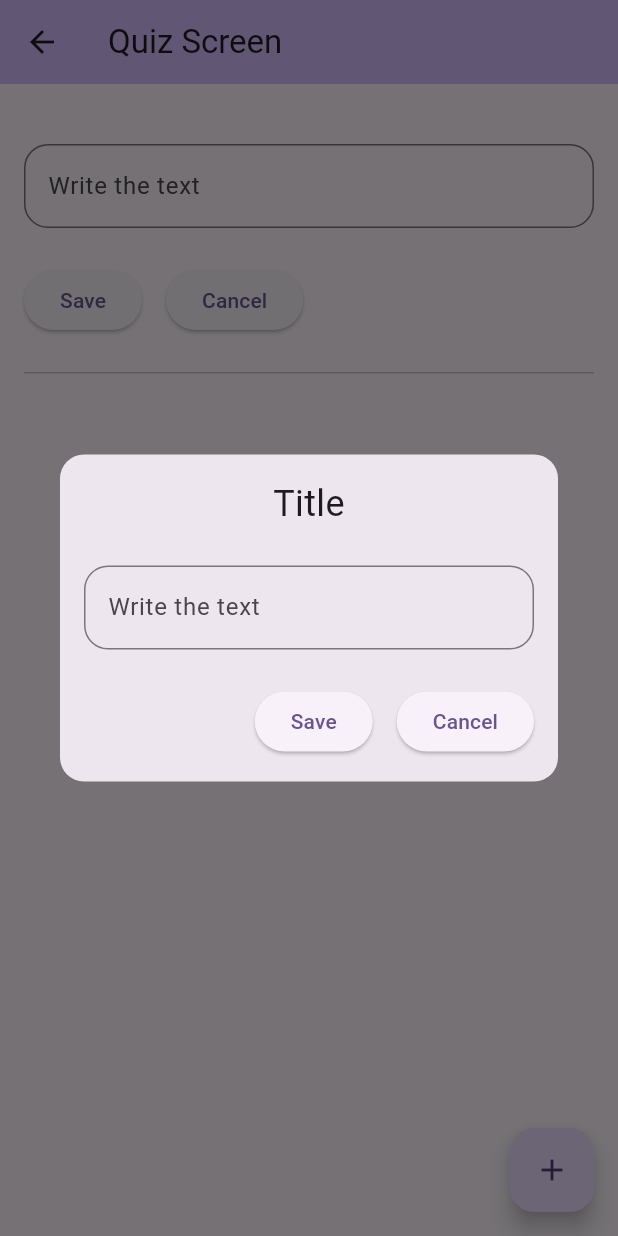
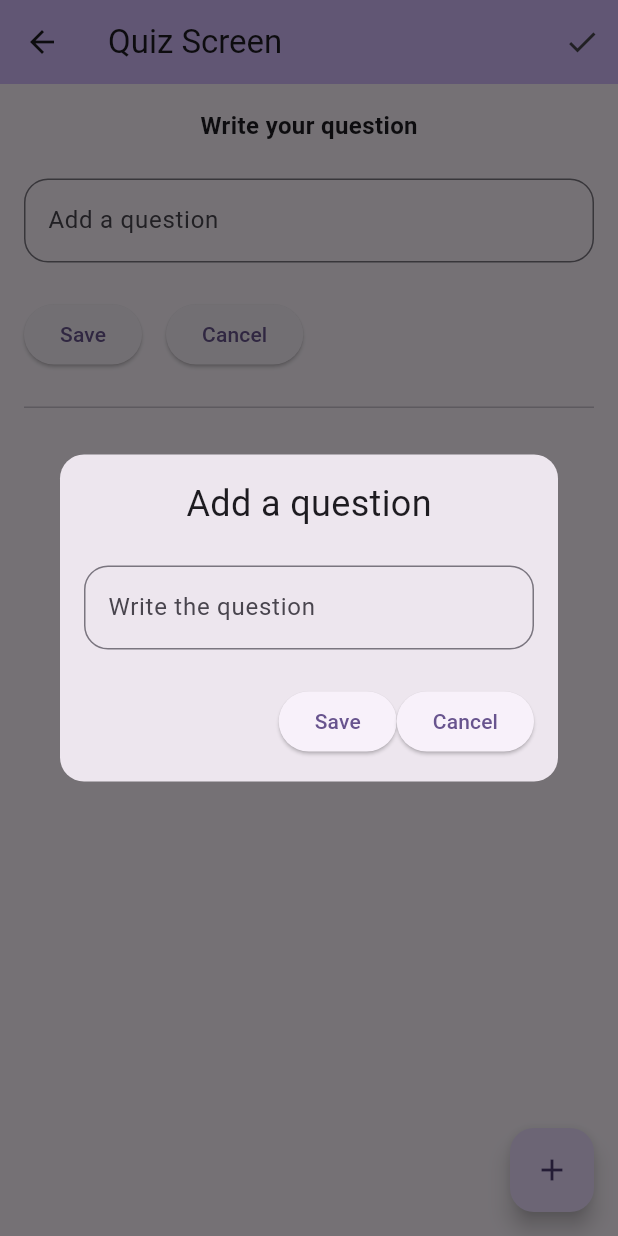
Before and after one commit to Andestrial123/birthday_app, a Flutter app: the QuizScreenLayout screen opened directly, after a tap on the "add" icon, on a phone screen of 412 x 824 dp. Run offline on Flutter 3.47's test engine with Material 3 defaults, Android fonts, the phone set to English and light mode, and no system bars; our stand-ins replace firebase_auth, firebase_core, firebase_database, flutter_bloc; accounts and stored records are empty.

Commit message:
ui for admin. correct version

```diff
--- a/lib/main.dart
+++ b/lib/main.dart
@@ -1,5 +1,4 @@
 import 'package:admin/admin.dart';
-import 'package:firebase_auth/firebase_auth.dart';
 import 'package:firebase_core/firebase_core.dart';
 import 'package:firebase_database/firebase_database.dart';
 import 'package:flutter/material.dart';
--- /dev/null
+++ b/modules/admin/lib/constans/const.dart
@@ -0,0 +1,7 @@
+import 'package:flutter/material.dart';
+
+const sbH16 = SizedBox(height: 16);
+const sbH24 = SizedBox(height: 24);
+
+const sbW16 = SizedBox(width: 16);
+const sbW24 = SizedBox(width: 24);
--- a/modules/admin/lib/features/main_screen/presentation/main_screen_layout.dart
+++ b/modules/admin/lib/features/main_screen/presentation/main_screen_layout.dart
@@ -1,3 +1,4 @@
+import 'package:admin/constans/const.dart';
 import 'package:admin/features/quiz_screen/presentation/quiz_screen_layout.dart';
 import 'package:flutter/material.dart';
 
@@ -8,7 +9,6 @@ class MainScreenLayout extends StatelessWidget {
 
   @override
   Widget build(BuildContext context) {
-    const sb = SizedBox(height: 24);
     return Scaffold(
       appBar: AppBar(
         title: Text(titleAppBar),
@@ -30,10 +30,10 @@ class MainScreenLayout extends StatelessWidget {
                                   )));
                     },
                     child: const Text('Add quiz')),
-                sb,
+                sbH24,
                 ElevatedButton(
                     onPressed: () {}, child: const Text('Add map point')),
-                sb,
+                sbH24,
                 ElevatedButton(
                     onPressed: () {},
                     child: const Text('Add link with comment')),
--- a/modules/admin/lib/features/quiz_screen/presentation/quiz_screen_layout.dart
+++ b/modules/admin/lib/features/quiz_screen/presentation/quiz_screen_layout.dart
@@ -1,5 +1,5 @@
+import 'package:admin/constans/const.dart';
 import 'package:flutter/material.dart';
-
 import 'widgets/question_modal.dart';
 
 class QuizScreenLayout extends StatefulWidget {
@@ -14,7 +14,7 @@ class QuizScreenLayout extends StatefulWidget {
 class _QuizScreenLayoutState extends State<QuizScreenLayout> {
   final TextEditingController _contentController = TextEditingController();
   String _displayText = '';
-  final List<String> _questions = [];
+  final List<Map<String, dynamic>> _questions = [];
 
   @override
   void dispose() {
@@ -37,45 +37,65 @@ class _QuizScreenLayoutState extends State<QuizScreenLayout> {
 
   void _addQuestion(String question) {
     setState(() {
-      _questions.add(question);
+      _questions.add({'question': question, 'isChecked': false});
     });
   }
 
-  void _showQuestionModal() {
-    showDialog(
-      context: context,
-      builder: (context) {
-        return QuestionModal(onSave: _addQuestion);
-      },
-    );
+  void _editQuestion(int index, String newQuestion) {
+    setState(() {
+      _questions[index]['question'] = newQuestion;
+    });
+  }
+
+  void _deleteQuestion(int index) {
+    setState(() {
+      _questions.removeAt(index);
+    });
+  }
+
+  void _toggleCheckbox(int index) {
+    setState(() {
+      _questions[index]['isChecked'] = !_questions[index]['isChecked'];
+    });
   }
 
   @override
   Widget build(BuildContext context) {
-    const sb = SizedBox(height: 24);
     return Scaffold(
       appBar: AppBar(
         title: Text(widget.titleAppBar),
         backgroundColor: Theme.of(context).colorScheme.inversePrimary,
+        actions: [
+          IconButton(onPressed: (){}, icon: const Icon(Icons.done))
+        ],
       ),
       body: Padding(
         padding: const EdgeInsets.all(16),
         child: Column(
           crossAxisAlignment: CrossAxisAlignment.start,
           children: [
-            sb,
+            const Center(
+              child: Text(
+                'Write your question',
+                style: TextStyle(
+                  fontSize: 16,
+                  fontWeight: FontWeight.w600,
+                ),
+              ),
+            ),
+            sbH24,
             TextField(
               minLines: 1,
               maxLines: 12,
               controller: _contentController,
               decoration: InputDecoration(
-                hintText: 'Write the text',
+                hintText: 'Add a question',
                 border: OutlineInputBorder(
                   borderRadius: BorderRadius.circular(16),
                 ),
               ),
             ),
-            sb,
+            sbH24,
             Row(
               mainAxisAlignment: MainAxisAlignment.start,
               children: [
@@ -83,31 +103,73 @@ class _QuizScreenLayoutState extends State<QuizScreenLayout> {
                   onPressed: _saveText,
                   child: const Text('Save'),
                 ),
-                const SizedBox(width: 16),
+                sbW16,
                 ElevatedButton(
                   onPressed: _cancelText,
                   child: const Text('Cancel'),
                 ),
               ],
             ),
-            sb,
+            sbH24,
             const Divider(height: 1),
-            sb,
+            sbH24,
             Center(
               child: Column(
                 crossAxisAlignment: CrossAxisAlignment.start,
                 mainAxisAlignment: MainAxisAlignment.start,
                 children: [
-                  Text(_displayText),
+                  Text(
+                    _displayText,
+                    style: const TextStyle(
+                        fontSize: 18, fontWeight: FontWeight.w700),
+                  ),
                 ],
               ),
             ),
+            sbH24,
             Expanded(
               child: ListView.builder(
                 itemCount: _questions.length,
                 itemBuilder: (context, index) {
-                  return ListTile(
-                    title: Text(_questions[index]),
+                  final question = _questions[index];
+                  return Container(
+                    margin: const EdgeInsets.symmetric(vertical: 4),
+                    padding: const EdgeInsets.all(8),
+                    decoration: BoxDecoration(
+                      color: question['isChecked']
+                          ? Colors.green.withOpacity(0.2)
+                          : Colors.transparent,
+                      border: Border.all(
+                        color:
+                            question['isChecked'] ? Colors.green : Colors.grey,
+                      ),
+                      borderRadius: BorderRadius.circular(8),
+                    ),
+                    child: Row(
+                      children: [
+                        Checkbox(
+                          value: question['isChecked'],
+                          onChanged: (bool? value) {
+                            _toggleCheckbox(index);
+                          },
+                        ),
+                        Expanded(
+                          child: Text(question['question']),
+                        ),
+                        IconButton(
+                          icon: const Icon(Icons.edit),
+                          onPressed: () {
+                            _showEditQuestionModal(index);
+                          },
+                        ),
+                        IconButton(
+                          icon: const Icon(Icons.delete),
+                          onPressed: () {
+                            _deleteQuestion(index);
+                          },
+                        ),
+                      ],
+                    ),
                   );
                 },
               ),
@@ -122,4 +184,72 @@ class _QuizScreenLayoutState extends State<QuizScreenLayout> {
       floatingActionButtonLocation: FloatingActionButtonLocation.endFloat,
     );
   }
+
+  void _showQuestionModal() {
+    showDialog(
+      context: context,
+      builder: (context) {
+        return QuestionModal(onSave: _addQuestion, title: 'Add a question');
+      },
+    );
+  }
+
+  void _showEditQuestionModal(int index) {
+    final TextEditingController editController =
+        TextEditingController(text: _questions[index]['question']);
+    showDialog(
+      context: context,
+      builder: (context) {
+        return Dialog(
+          shape: RoundedRectangleBorder(
+            borderRadius: BorderRadius.circular(16),
+          ),
+          child: Padding(
+            padding: const EdgeInsets.all(16.0),
+            child: Column(
+              mainAxisSize: MainAxisSize.min,
+              children: [
+                const Center(
+                  child: Text(
+                    'Edit Question',
+                    style: TextStyle(fontSize: 24),
+                  ),
+                ),
+                sbH24,
+                TextField(
+                  controller: editController,
+                  decoration: const InputDecoration(
+                    hintText: 'Edit the text',
+                    border: OutlineInputBorder(
+                      borderRadius: BorderRadius.all(Radius.circular(16)),
+                    ),
+                  ),
+                ),
+                sbH24,
+                Row(
+                  mainAxisAlignment: MainAxisAlignment.end,
+                  children: [
+                    ElevatedButton(
+                      onPressed: () {
+                        _editQuestion(index, editController.text);
+                        Navigator.of(context).pop();
+                      },
+                      child: const Text('Save'),
+                    ),
+                    sbW16,
+                    ElevatedButton(
+                      onPressed: () {
+                        Navigator.of(context).pop();
+                      },
+                      child: const Text('Cancel'),
+                    ),
+                  ],
+                ),
+              ],
+            ),
+          ),
+        );
+      },
+    );
+  }
 }
--- a/modules/admin/lib/features/quiz_screen/presentation/widgets/question_modal.dart
+++ b/modules/admin/lib/features/quiz_screen/presentation/widgets/question_modal.dart
@@ -1,13 +1,15 @@
+import 'package:admin/constans/const.dart';
 import 'package:flutter/material.dart';
+class QuestionModal extends StatelessWidget {
+  final Function(String) onSave;
+  final String title;
 
-class QuestionModal extends StatelessWidget {
-  QuestionModal({super.key, required this.onSave});
-
-  final Function(String) onSave;
-  final TextEditingController _contentController = TextEditingController();
+  QuestionModal({required this.onSave, required this.title});
 
   @override
   Widget build(BuildContext context) {
+    final TextEditingController questionController = TextEditingController();
+
     return Dialog(
       shape: RoundedRectangleBorder(
         borderRadius: BorderRadius.circular(16),
@@ -17,39 +19,41 @@ class QuestionModal extends StatelessWidget {
         child: Column(
           mainAxisSize: MainAxisSize.min,
           children: [
-            const Text(
-              'Title',
-              style: TextStyle(fontSize: 24),
-              textAlign: TextAlign.center,
+            Center(
+              child: Text(
+                title,
+                style: TextStyle(fontSize: 24),
+              ),
             ),
-            const SizedBox(height: 24),
+            sbH24,
             TextField(
-              controller: _contentController,
+              controller: questionController,
               decoration: const InputDecoration(
-                hintText: 'Write the text',
+                hintText: 'Write the question',
                 border: OutlineInputBorder(
                   borderRadius: BorderRadius.all(Radius.circular(16)),
                 ),
               ),
             ),
-            const SizedBox(height: 24),
+            sbH24,
             Row(
               mainAxisAlignment: MainAxisAlignment.end,
               children: [
                 ElevatedButton(
                   onPressed: () {
-                    onSave(_contentController.text);
-                    _contentController.clear();
+                    FocusScope.of(context).unfocus();
+                    onSave(questionController.text);
+                    questionController.clear();
                     Navigator.of(context).pop();
                   },
-                  child: const Text('Save'),
+                  child: Text('Save'),
                 ),
-                const SizedBox(width: 16),
+                sbH16,
                 ElevatedButton(
                   onPressed: () {
                     Navigator.of(context).pop();
                   },
-                  child: const Text('Cancel'),
+                  child: Text('Cancel'),
                 ),
               ],
             ),
```
